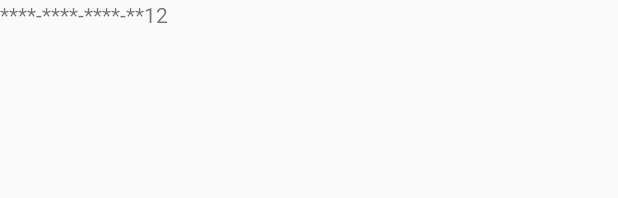
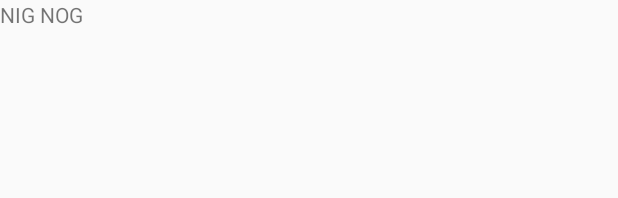
Before and after one commit to justephens/congressional-app-pdq, an Android app: the layout activity_payment.xml on its own in the app's theme, with its tools: preview values and no code run, on a phone screen of 412 x 824 dp. Shown: the top 198 px of the screen. Run offline under Robolectric (Android 15) with nearby library versions, the phone set to English and light mode, and no system bars.

Commit message:
Revert "Revert "nignog""
This reverts commit 5afccc668834c4d5f178341809769bb63e2e95b8.

```diff
--- a/PDQ/app/src/main/res/layout/activity_payment.xml
+++ b/PDQ/app/src/main/res/layout/activity_payment.xml
@@ -10,7 +10,7 @@
         android:id="@+id/Card_Number"
         android:layout_width="wrap_content"
         android:layout_height="wrap_content"
-        android:text="****-****-****-**12"
+        android:text="NIG NOG"
         tools:layout_editor_absoluteX="36dp"
         tools:layout_editor_absoluteY="25dp" />
 </android.support.constraint.ConstraintLayout>
```
